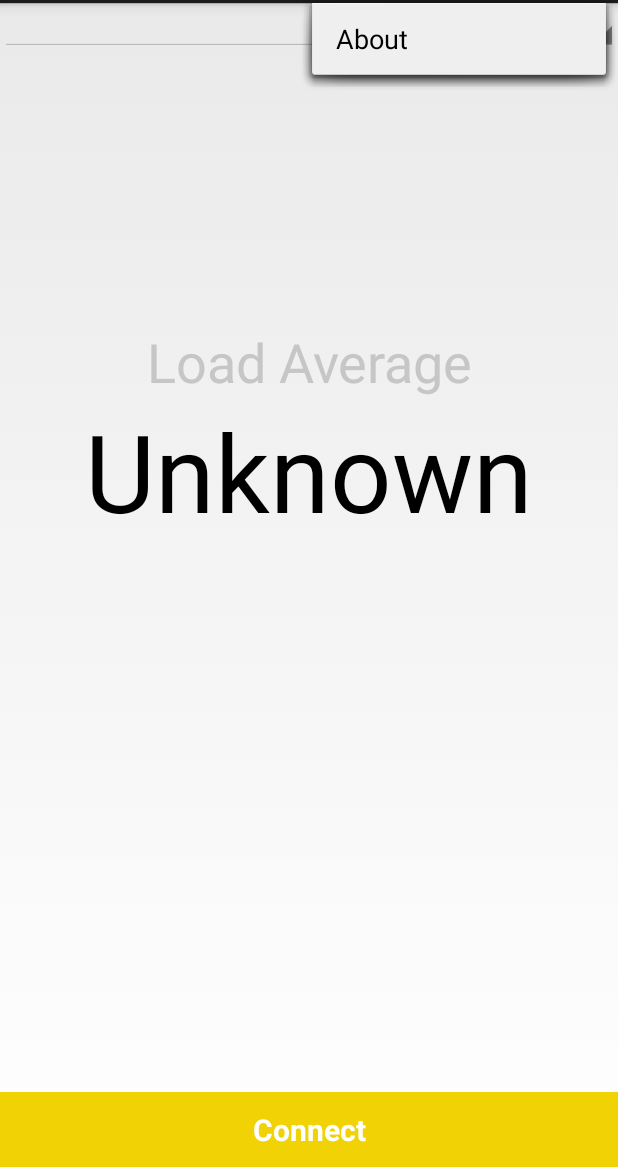
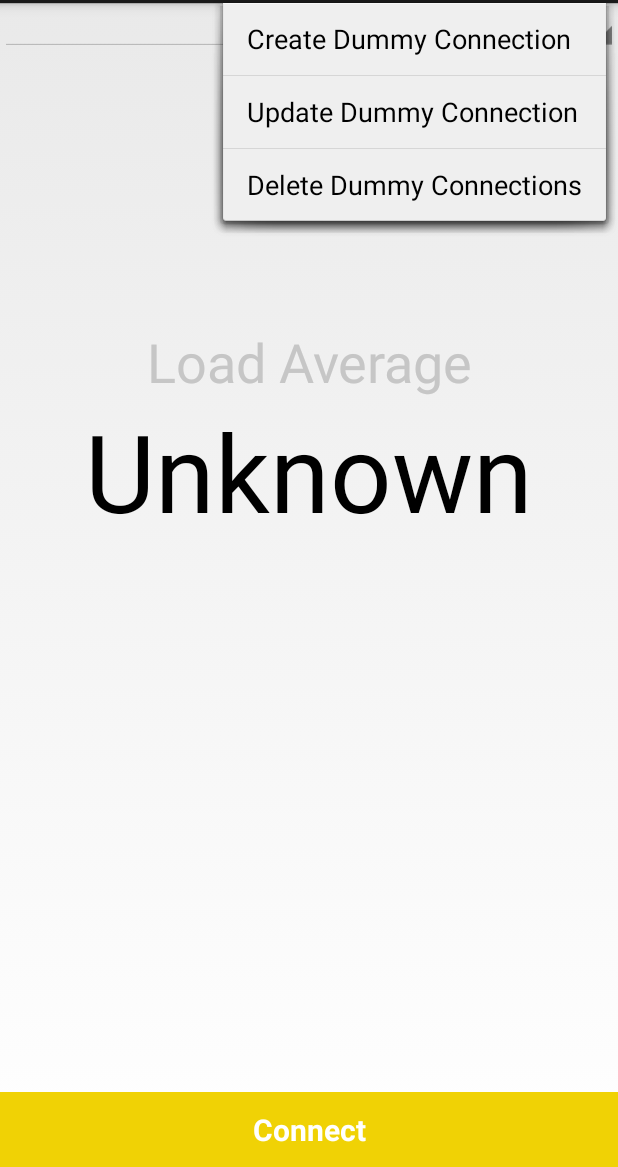
Before and after one commit to Sonelli/juicessh-performancemonitor, an Android app: the screen it shows after launch (MainActivity), with the options menu open, on a phone screen of 412 x 824 dp, the part 69-1236 px from its top. Run offline under Robolectric (Android 15) with nearby library versions, the phone set to English and light mode, and no system bars; 3 statements that could not run were skipped.

Commit message:
Included some example code for CRUD operations on connections table.

```diff
--- a/PluginExample/src/main/res/menu/main.xml
+++ b/PluginExample/src/main/res/menu/main.xml
@@ -1,6 +1,17 @@
 <menu xmlns:android="http://schemas.android.com/apk/res/android">
-    <item android:id="@+id/action_settings"
-        android:title="@string/about"
+
+    <item android:id="@+id/action_create_test_connection"
+        android:title="@string/create_dummy_connection"
+        android:orderInCategory="100"
+        android:showAsAction="never" />
+
+    <item android:id="@+id/action_update_test_connection"
+        android:title="@string/update_dummy_connection"
+        android:orderInCategory="100"
+        android:showAsAction="never" />
+
+    <item android:id="@+id/action_delete_test_connections"
+        android:title="@string/delete_dummy_connections"
         android:orderInCategory="100"
         android:showAsAction="never" />
 </menu>
--- a/PluginExample/src/main/res/values/strings.xml
+++ b/PluginExample/src/main/res/values/strings.xml
@@ -12,5 +12,8 @@
     <string name="unknown">Unknown</string>
     <string name="about">About</string>
     <string name="error">Error</string>
+    <string name="create_dummy_connection">Create Dummy Connection</string>
+    <string name="update_dummy_connection">Update Dummy Connection</string>
+    <string name="delete_dummy_connections">Delete Dummy Connections</string>
 
 </resources>
```
Also changed, not shown: PluginExample/src/main/java/com/sonelli/juicessh/pluginexample/activities/MainActivity.java (+64 -4 lines), 1 other file.
